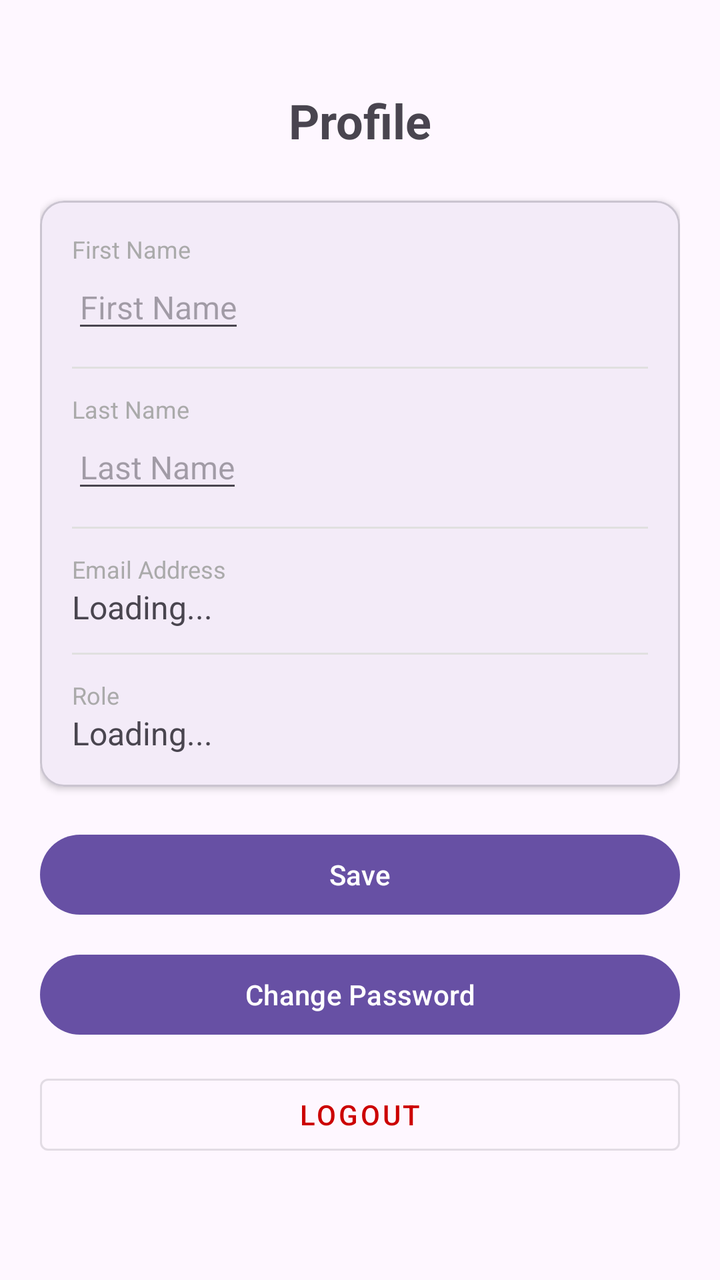
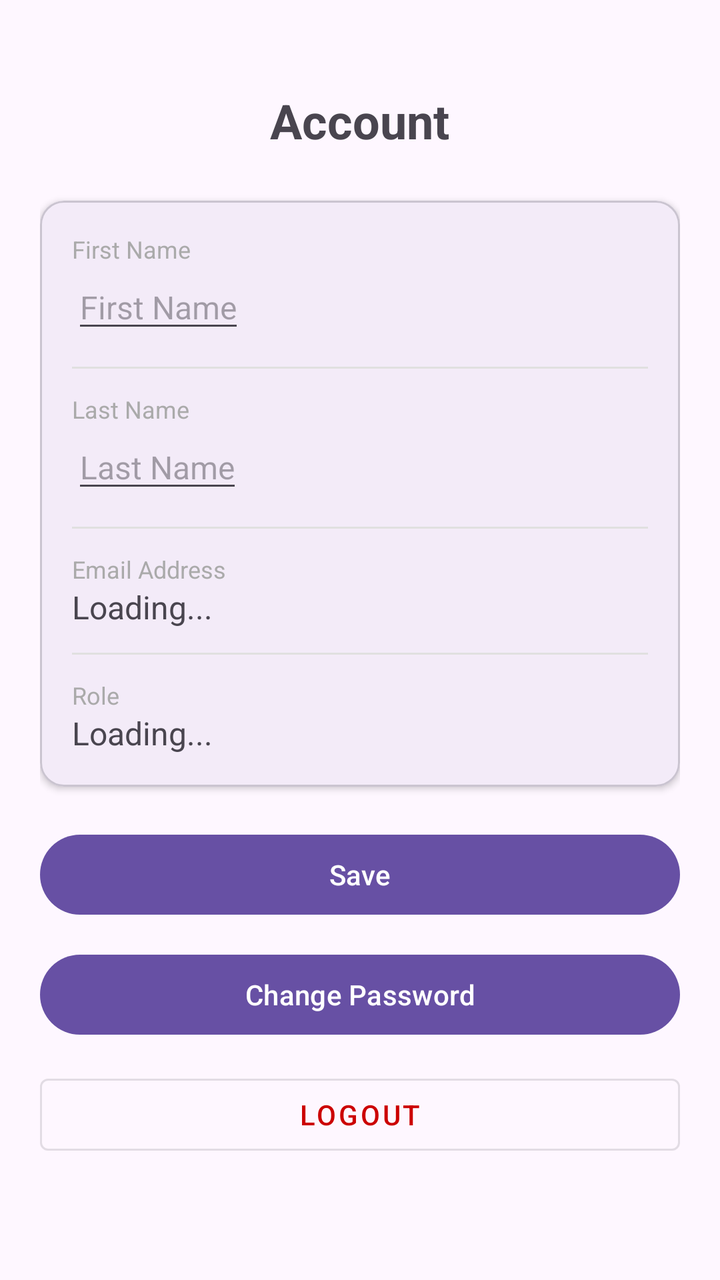

The first picture is an Android layout as it rendered before a commit; the second is the same layout after the commit. The layout source and the unified diff follow.
<!-- AndroidManifest.xml: application theme Theme.ISCG7424Assessment2QuizApp -->
<!-- res/layout/fragment_profile.xml -->
<?xml version="1.0" encoding="utf-8"?>
<ScrollView xmlns:android="http://schemas.android.com/apk/res/android"
    xmlns:app="http://schemas.android.com/apk/res-auto"
    android:layout_width="match_parent"
    android:layout_height="match_parent"
    android:fillViewport="true"
    android:padding="20dp">

    <LinearLayout
        android:layout_width="match_parent"
        android:layout_height="wrap_content"
        android:gravity="center_horizontal"
        android:orientation="vertical">

        <TextView
            android:layout_width="wrap_content"
            android:layout_height="wrap_content"
            android:layout_marginTop="24dp"
            android:text="Profile"
            android:textSize="24sp"
            android:textStyle="bold"
            android:layout_marginBottom="24dp" />


        <com.google.android.material.card.MaterialCardView
            android:layout_width="match_parent"
            android:layout_height="wrap_content"
            android:layout_marginBottom="20dp"
            app:cardCornerRadius="12dp"
            app:cardElevation="2dp">

            <LinearLayout
                android:layout_width="match_parent"
                android:layout_height="wrap_content"
                android:orientation="vertical"
                android:padding="16dp">

                <TextView
                    android:layout_width="wrap_content"
                    android:layout_height="wrap_content"
                    android:text="First Name"
                    android:textColor="@android:color/darker_gray"
                    android:textSize="12sp" />

                <EditText
                    android:id="@+id/etFirstName"
                    android:layout_width="wrap_content"
                    android:layout_height="wrap_content"
                    android:inputType="textPersonName"
                    android:hint="First Name"
                    android:textSize="16sp"
                    android:layout_marginBottom="12dp" />
                <View
                    android:layout_width="match_parent"
                    android:layout_height="1dp"
                    android:background="#E0E0E0"
                    android:layout_marginBottom="12dp" />

                <TextView
                    android:layout_width="wrap_content"
                    android:layout_height="wrap_content"
                    android:text="Last Name"
                    android:textColor="@android:color/darker_gray"
                    android:textSize="12sp" />

                <EditText
                    android:id="@+id/etLastName"
                    android:layout_width="wrap_content"
                    android:layout_height="wrap_content"
                    android:inputType="textPersonName"
                    android:hint="Last Name"
                    android:textSize="16sp"
                    android:layout_marginBottom="12dp" />

                <View
                    android:layout_width="match_parent"
                    android:layout_height="1dp"
                    android:background="#E0E0E0"
                    android:layout_marginBottom="12dp" />

                <TextView
                    android:layout_width="wrap_content"
                    android:layout_height="wrap_content"
                    android:text="Email Address"
                    android:textColor="@android:color/darker_gray"
                    android:textSize="12sp" />

                <TextView
                    android:id="@+id/tvEmail"
                    android:layout_width="wrap_content"
                    android:layout_height="wrap_content"
                    android:text="Loading..."
                    android:textSize="16sp"
                    android:layout_marginBottom="12dp" />

                <View
                    android:layout_width="match_parent"
                    android:layout_height="1dp"
                    android:background="#E0E0E0"
                    android:layout_marginBottom="12dp" />

                <TextView
                    android:layout_width="wrap_content"
                    android:layout_height="wrap_content"
                    android:text="Role"
                    android:textColor="@android:color/darker_gray"
                    android:textSize="12sp" />

                <TextView
                    android:id="@+id/tvRole"
                    android:layout_width="wrap_content"
                    android:layout_height="wrap_content"
                    android:text="Loading..."
                    android:textSize="16sp" />

            </LinearLayout>
        </com.google.android.material.card.MaterialCardView>

        <Button
            android:id="@+id/btnSave"
            android:layout_width="match_parent"
            android:layout_height="wrap_content"
            android:layout_marginBottom="12dp"
            android:text="Save" />

        <Button
            android:id="@+id/btnChangePassword"
            android:layout_width="match_parent"
            android:layout_height="wrap_content"
            android:layout_marginBottom="12dp"
            android:text="Change Password" />



        <Button
            android:id="@+id/btnLogout"
            style="@style/Widget.MaterialComponents.Button.OutlinedButton"
            android:layout_width="match_parent"
            android:layout_height="wrap_content"
            android:textColor="@android:color/holo_red_dark"
            android:text="Logout" />

    </LinearLayout>
</ScrollView>
<!-- resources referenced by this layout -->
<resources>
  <style name="Theme.ISCG7424Assessment2QuizApp" parent="Base.Theme.ISCG7424Assessment2QuizApp" />
  <style name="Base.Theme.ISCG7424Assessment2QuizApp" parent="Theme.Material3.DayNight.NoActionBar">
          
          
      </style>
</resources>

<!-- the commit's change to res/layout/fragment_profile.xml (unified diff, before → after) -->
@@ -16,7 +16,7 @@
             android:layout_width="wrap_content"
             android:layout_height="wrap_content"
             android:layout_marginTop="24dp"
-            android:text="Profile"
+            android:text="Account"
             android:textSize="24sp"
             android:textStyle="bold"
             android:layout_marginBottom="24dp" />
